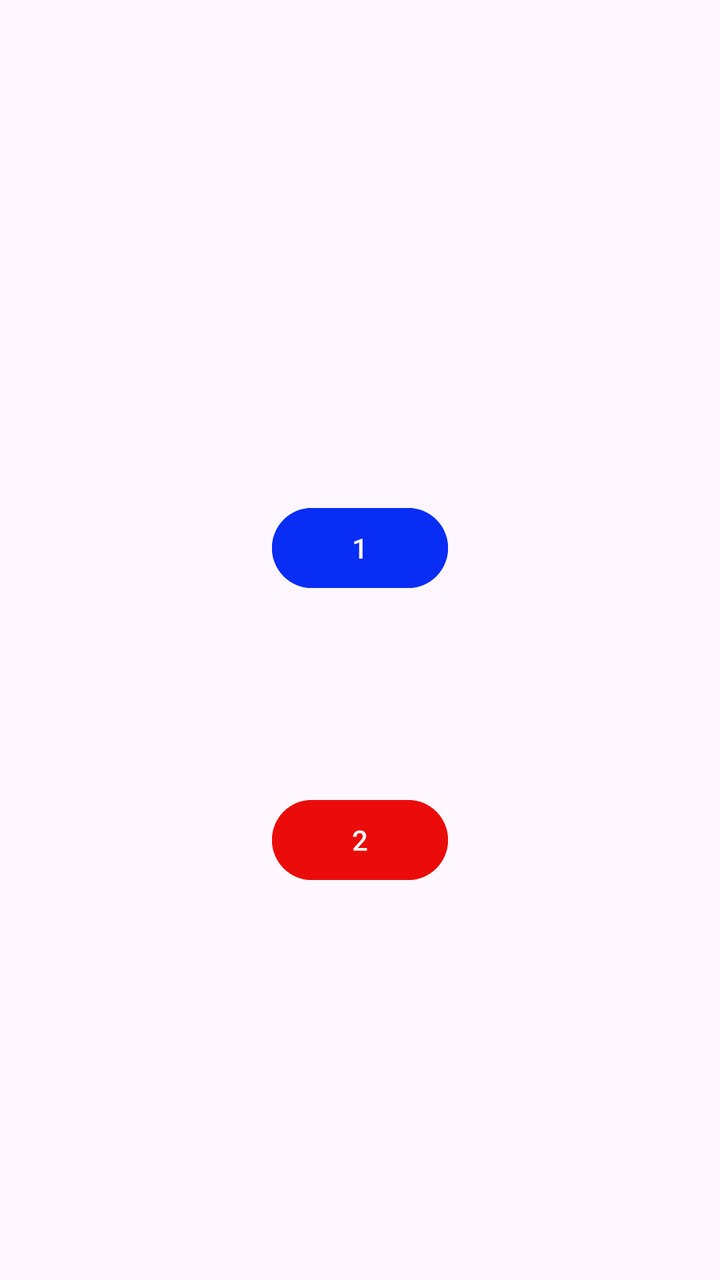
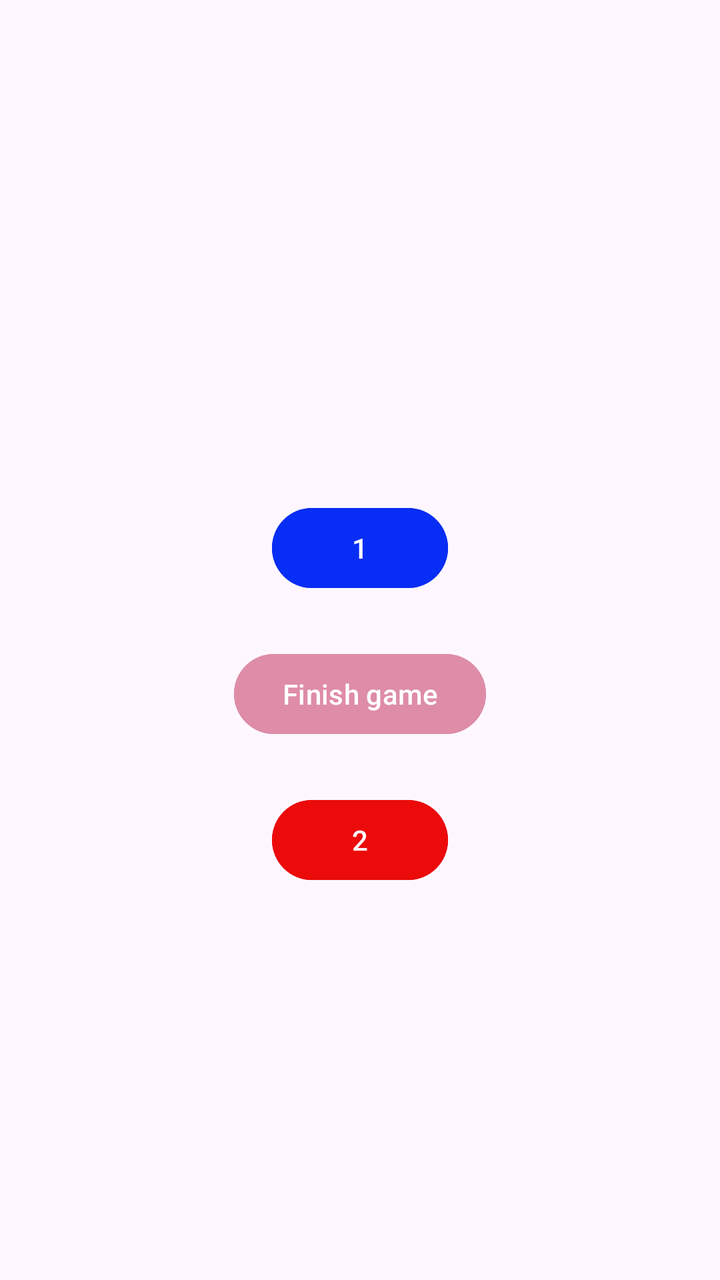

Compare the two renders of this Android layout. The source of the first and the diff that turns it into the second are given below.
<!-- AndroidManifest.xml: application theme Theme.EX122026 -->
<!-- res/layout/activity_main.xml -->
<?xml version="1.0" encoding="utf-8"?>
<androidx.constraintlayout.widget.ConstraintLayout xmlns:android="http://schemas.android.com/apk/res/android"
    xmlns:app="http://schemas.android.com/apk/res-auto"
    xmlns:tools="http://schemas.android.com/tools"
    android:id="@+id/main"
    android:layout_width="match_parent"
    android:layout_height="match_parent"
    tools:context=".MainActivity">

    <Button
        android:id="@+id/shortBtn"
        android:layout_width="wrap_content"
        android:layout_height="wrap_content"
        android:layout_marginTop="250dp"
        android:text="1"
        android:backgroundTint="#082DF4"
        app:layout_constraintBottom_toTopOf="@+id/button2"
        app:layout_constraintEnd_toEndOf="parent"
        app:layout_constraintStart_toStartOf="parent"
        app:layout_constraintTop_toTopOf="parent" />

    <Button
        android:id="@+id/longBtn"
        android:layout_width="wrap_content"
        android:layout_height="wrap_content"
        android:layout_marginTop="200dp"
        android:backgroundTint="#EB0B0B"
        android:longClickable="true"
        android:text="2"
        app:layout_constraintBottom_toBottomOf="parent"
        app:layout_constraintEnd_toEndOf="parent"
        app:layout_constraintStart_toStartOf="parent"
        app:layout_constraintTop_toTopOf="parent" />

</androidx.constraintlayout.widget.ConstraintLayout>
<!-- resources referenced by this layout -->
<resources>
  <style name="Theme.EX122026" parent="Base.Theme.EX122026" />
  <style name="Base.Theme.EX122026" parent="Theme.Material3.DayNight.NoActionBar">
          
          
      </style>
</resources>

<!-- the commit's change to res/layout/activity_main.xml (unified diff, before → after) -->
@@ -32,4 +32,16 @@
         app:layout_constraintStart_toStartOf="parent"
         app:layout_constraintTop_toTopOf="parent" />
 
+    <Button
+        android:id="@+id/finish"
+        android:layout_width="wrap_content"
+        android:layout_height="wrap_content"
+        android:backgroundTint="#DE8CA8"
+        android:text="Finish game"
+        android:onClick="goWithData"
+        app:layout_constraintBottom_toTopOf="@+id/longBtn"
+        app:layout_constraintEnd_toEndOf="parent"
+        app:layout_constraintStart_toStartOf="parent"
+        app:layout_constraintTop_toBottomOf="@+id/shortBtn" />
+
 </androidx.constraintlayout.widget.ConstraintLayout>
